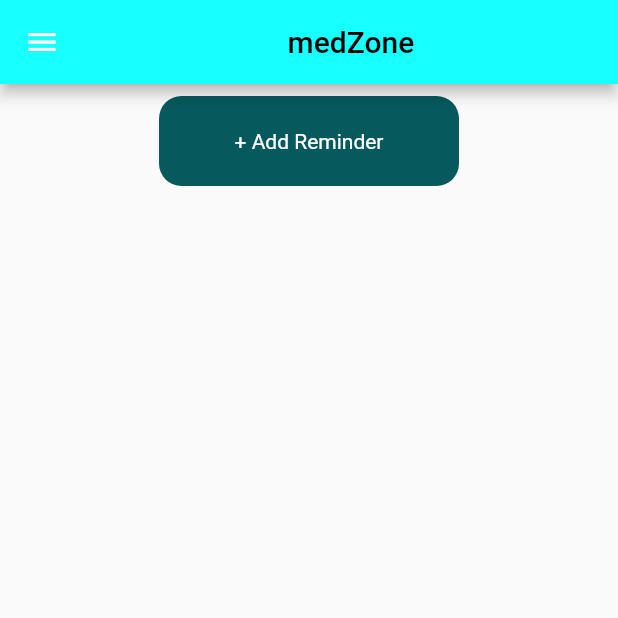
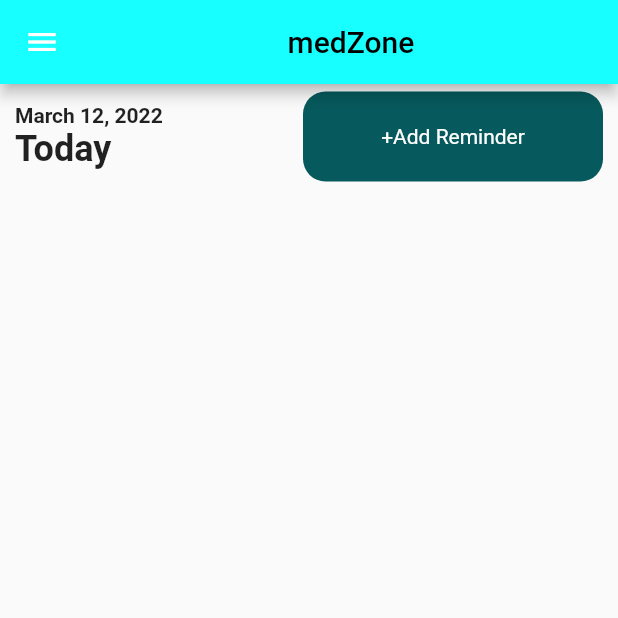
Before and after one commit to Deepshikha2002/my-medZone, a Flutter app: the screen it shows after launch, on a phone screen of 412 x 824 dp, the top half of it. Run offline on Flutter 3.47's test engine with Material 2 defaults, Android fonts, the phone set to English and light mode, and no system bars; our stand-ins replace firebase_core, firebase_database, flutter_local_notifications, flutter_native_timezone, flutter_staggered_animations, get and 5 more; accounts and stored records are empty.

Commit message:
added notification feature for reminders

```diff
--- a/lib/homepage.dart
+++ b/lib/homepage.dart
@@ -2,11 +2,13 @@ import 'package:flutter/material.dart';
 import 'package:schedule_reminder/controllers/reminder_controller.dart';
 import 'package:schedule_reminder/model/reminderformat.dart';
 import 'package:schedule_reminder/screens/reminder.dart';
+import 'package:schedule_reminder/services/notification_services1.dart';
 import 'package:schedule_reminder/widgets/button.dart';
 import 'package:get/get.dart';
 import 'package:flutter_staggered_animations/flutter_staggered_animations.dart';
 import 'package:schedule_reminder/widgets/task_tile.dart';
 import 'package:schedule_reminder/widgets/navbar.dart';
+import 'package:intl/intl.dart';
 
 class Homepage extends StatefulWidget {
   const Homepage({ Key? key }) : super(key: key);
@@ -17,6 +19,15 @@ class Homepage extends StatefulWidget {
 
 class _HomepageState extends State<Homepage> {
   final _reminderController = Get.put(ReminderController());
+  var _notify;
+   @override
+  void initState() {
+    super.initState();
+    _notify = Notifying();
+    _notify.requestIOSPermissions();
+    _notify.initializeNotification();
+  }
+  DateTime _selectedDate = DateTime.now();
   @override
   Widget build(BuildContext context) {
     return Scaffold(
@@ -31,14 +42,7 @@ class _HomepageState extends State<Homepage> {
       body: Column(
         crossAxisAlignment: CrossAxisAlignment.center,
         children:[
-        Padding(
-         padding: const EdgeInsets.all(8.0),
-        child: Center(child: MyButton(label: "+ Add Reminder",  onTap: () async { await Get.to(AddReminder());
-         _reminderController.getRems();
-          }
-         ),
-        ),
-        ),
+          _addNewRem(),
         SizedBox(height: 10,),
         _showReminders(),
         ],
@@ -52,6 +56,15 @@ class _HomepageState extends State<Homepage> {
         return ListView.builder(
           itemCount: _reminderController.remList.length,
           itemBuilder: (_, index){
+            Reminder reminder= _reminderController.remList[index];
+             DateTime date = DateFormat.jm().parse(
+                  reminder.startTime.toString());
+              var myTime = DateFormat("HH:mm").format(date);
+              _notify.scheduledNotification(
+                  int.parse(myTime.toString().split(":")[0]),
+                  int.parse(myTime.toString().split(":")[1]),
+                 reminder
+              );
              return AnimationConfiguration.staggeredList(
                position: index,
               child:SlideAnimation(
@@ -60,7 +73,7 @@ class _HomepageState extends State<Homepage> {
                     children: [
                       GestureDetector(
                         onTap: (){
-                         _showBottomBar(context, _reminderController.remList[index]);
+                         _showBottomBar(context, reminder);
                         },
                         child: TaskTile( _reminderController.remList[index]),
                       )
@@ -139,5 +152,44 @@ _bottomSheetButton({
       ),
     ) ;
   }
+  _addNewRem() {
+    return Container(
+        margin: const EdgeInsets.only(left: 10, right: 10, top: 5),
+        child: Row(
+          mainAxisAlignment: MainAxisAlignment.spaceBetween,
+          children: [
+            Container(
+                child: Column(
+                  crossAxisAlignment: CrossAxisAlignment.start,
+                  children: [
+                    Text(
+                      DateFormat.yMMMMd().format(DateTime.now()),
+                      style: TextStyle(
+                        fontSize: 14,
+                        fontWeight: FontWeight.bold,
+                      ),
+                    ),
+                    const Text(
+                      "Today",
+                      style: TextStyle(
+                        fontSize: 24,
+                        fontWeight: FontWeight.bold,
+                      ),
+                    ),
+                  ],
+                )
+            ),
+            MyButton(label: "+Add Reminder", onTap: () async {
+              await Get.to(() =>(AddReminder()));
+              _reminderController.getRems();
+            }
+            )
+
+
+          ],
+        )
+    );
+  }
+
 
 }
```
Also changed, not shown: lib/screens/reminder.dart (+23 -10 lines), lib/screens/reminder_notify_page.dart (added, +43 -0 lines), lib/services/notification_services1.dart (added, +147 -0 lines), lib/widgets/task_tile.dart (+18 -1 lines), assets/image1.png (added), assets/image2.png (added).
